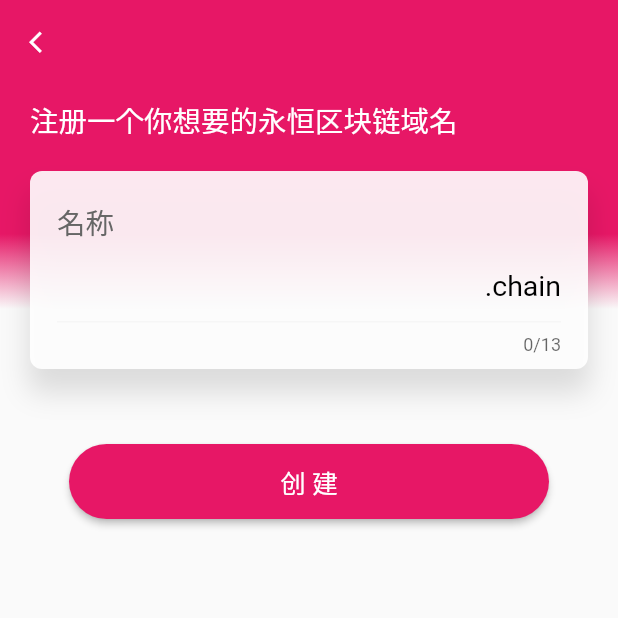
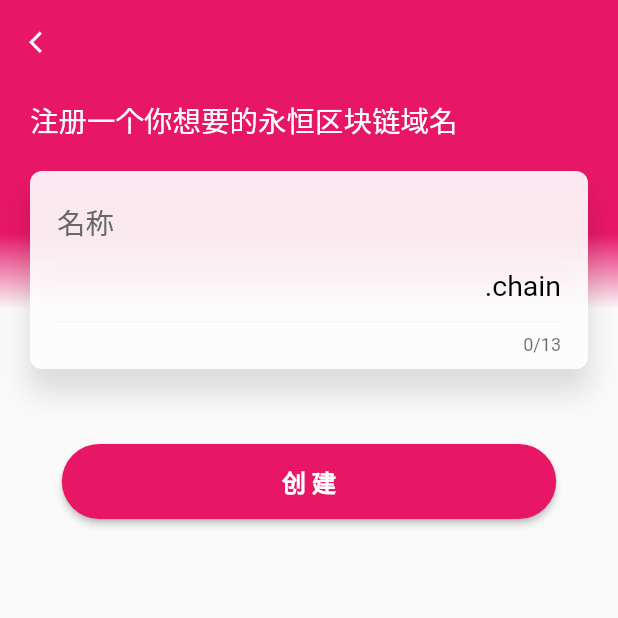
Before and after one commit to BoxWallet-app/box-wallet-app, a Flutter app: the AensPage screen opened by its route, after a tap on the "add" icon, on a phone screen of 412 x 824 dp, the top half of it. Run offline on Flutter 3.47's test engine with Material 2 defaults, Android fonts, the phone set to English and light mode, and no system bars; drawn by our look-alikes of argon_buttons_flutter; our stand-ins replace flutter_easyrefresh, flutter_spinkit; missing offline and left inert: flutter_color_plugin, underline_indicator.

Commit message:
add loading aens

```diff
--- a/lib/page/aens_list_page.dart
+++ b/lib/page/aens_list_page.dart
@@ -1,6 +1,11 @@
+import 'dart:async';
+
+import 'package:box/widget/loading_container.dart';
 import 'package:flutter/material.dart';
 import 'package:flutter/widgets.dart';
 import 'package:flutter_easyrefresh/easy_refresh.dart';
+import 'package:flutter_easyrefresh/material_footer.dart';
+import 'package:flutter_easyrefresh/material_header.dart';
 
 class AensListPage extends StatefulWidget {
   @override
@@ -8,17 +13,27 @@ class AensListPage extends StatefulWidget {
 }
 
 class _AensListPageState extends State<AensListPage> {
-
   // listview的控制器
   EasyRefreshController _controller = EasyRefreshController();
 
+  var _isLoading = true;
+
   @override
-  void initState() {
+  Future<void> initState() {
     super.initState();
 //    getData();
 
     _controller.callRefresh();
     _controller.callLoad();
+    netData();
+  }
+
+  Future<void> netData() async {
+    await Future.delayed(Duration(seconds: 3), () {
+      setState(() {
+        _isLoading = false;
+      });
+    });
   }
 
   @override
@@ -29,31 +44,36 @@ class _AensListPageState extends State<AensListPage> {
   @override
   Widget build(BuildContext context) {
     return new Scaffold(
-
-      body: EasyRefresh(
+        body: LoadingContainer(
+            child: EasyRefresh(
               onRefresh: _onRefresh,
               onLoad: _onLoad,
+              header: MaterialHeader(),
+              footer: MaterialFooter(),
               controller: _controller,
               child: ListView.builder(
                 itemBuilder: _renderRow,
                 itemCount: 20,
-
               ),
             ),
-    );
+            isLoading: _isLoading));
   }
 
   Widget _renderRow(BuildContext context, int index) {
 //    if (index < list.length) {
-      return  buildColumn(context);
+    return buildColumn(context, index);
   }
 
-
-  Column buildColumn(BuildContext context) {
+  Column buildColumn(BuildContext context, int position) {
     return Column(
       children: <Widget>[
-          Container(
+        Material(
           color: Colors.white,
+          child: InkWell(
+            onTap: () {
+              print("item 点击");
+            },
+            child: Container(
               padding: const EdgeInsets.all(18),
               child: Column(
                 children: <Widget>[
@@ -114,6 +134,8 @@ class _AensListPageState extends State<AensListPage> {
                 ],
               ),
             ),
+          ),
+        ),
         Container(
             margin: const EdgeInsets.only(left: 18),
             height: 1.0,
@@ -123,13 +145,10 @@ class _AensListPageState extends State<AensListPage> {
     );
   }
 
-
-
   Future<void> _onRefresh() async {
     await Future.delayed(Duration(seconds: 1), () {
       print('refresh');
-      setState(() {
-      });
+      setState(() {});
     });
   }
 
--- a/lib/page/aens_page.dart
+++ b/lib/page/aens_page.dart
@@ -2,6 +2,7 @@ import 'package:box/page/aens_register.dart';
 import 'package:flutter/cupertino.dart';
 import 'package:flutter/gestures.dart';
 import 'package:flutter/material.dart';
+import 'package:underline_indicator/underline_indicator.dart';
 
 import 'DropDownRefresh.dart';
 import 'aens_list_page.dart';
@@ -48,10 +49,15 @@ class _AensPageState extends State<AensPage> {
 
             bottom: TabBar(
               unselectedLabelColor: Colors.black54,
-              indicatorColor: Color(0xFFE71766),
               indicatorSize: TabBarIndicatorSize.label,
-              indicatorWeight: 2.0,
               dragStartBehavior: DragStartBehavior.down,
+              indicator: UnderlineIndicator(
+                  strokeCap: StrokeCap.round,
+                  borderSide: BorderSide(
+                    color: Color(0xFFE71766),
+                    width: 2,
+                  ),
+                  insets: EdgeInsets.only(bottom: 5)),
               tabs: <Widget>[
                 Tab(icon: Text("正在竞拍")),
                 Tab(icon: Text("顶级域名")),
--- a/lib/page/aens_register.dart
+++ b/lib/page/aens_register.dart
@@ -1,6 +1,8 @@
+import 'package:argon_buttons_flutter/argon_buttons_flutter.dart';
 import 'package:flutter/material.dart';
 import 'package:flutter/services.dart';
 import 'package:flutter/widgets.dart';
+import 'package:flutter_spinkit/flutter_spinkit.dart';
 
 class AensRegister extends StatefulWidget {
   @override
@@ -61,7 +63,7 @@ class _AensRegisterState extends State<AensRegister> {
                     children: <Widget>[
                       Container(
                         alignment: Alignment.topLeft,
-                        margin: const EdgeInsets.only(left: 20,top: 10),
+                        margin: const EdgeInsets.only(left: 20, top: 10),
                         child: Text(
                           "注册一个你想要的永恒区块链域名",
                           style: TextStyle(
@@ -159,19 +161,35 @@ class _AensRegisterState extends State<AensRegister> {
               ],
             ),
             Container(
-              margin: const EdgeInsets.only(
-                 top: 30),
-              child: MaterialButton(
+              margin: const EdgeInsets.only(top: 30),
+              child: ArgonButton(
+                height: 50,
+                roundLoadingShape: true,
+                width: MediaQuery.of(context).size.width * 0.8,
+                onTap: (startLoading, stopLoading, btnState) {
+                  if (btnState == ButtonState.Idle) {
+                    startLoading();
+                  } else {
+                    stopLoading();
+                  }
+                },
                 child: Text(
                   "创 建",
-                  style: new TextStyle(fontSize: 17, color: Colors.white),
+                  style: TextStyle(
+                      color: Colors.white,
+                      fontSize: 16,
+                      fontWeight: FontWeight.w700),
                 ),
+                loader: Container(
+                  padding: EdgeInsets.all(10),
+                  child: SpinKitRing(
+                    lineWidth: 4,
+                    color: Colors.white,
+                    // size: loaderWidth ,
+                  ),
+                ),
+                borderRadius: 30.0,
                 color: Color(0xFFE71766),
-                height: 50,
-                minWidth: 320,
-                shape: RoundedRectangleBorder(
-                    borderRadius: BorderRadius.all(Radius.circular(25))),
-                onPressed: () {},
               ),
             )
           ],
--- /dev/null
+++ b/lib/widget/loading_container.dart
@@ -0,0 +1,33 @@
+import 'package:flutter/material.dart';
+
+class LoadingContainer extends StatelessWidget {
+  final Widget child;
+  final bool isLoading;
+  final bool cover;
+
+  const LoadingContainer(
+      {Key key,
+      @required this.isLoading,
+      this.cover = false,
+      @required this.child})
+      : super(key: key);
+
+  @override
+  Widget build(BuildContext context) {
+    return !cover
+        ? !isLoading ? child : _loadingView
+        : Stack(
+            children: <Widget>[
+              child,
+              isLoading ? _loadingView : Container()],
+          );
+  }
+
+  Widget get _loadingView {
+    return Center(
+      child: CircularProgressIndicator(
+        valueColor: AlwaysStoppedAnimation(Color(0xFFE71766)),
+      ),
+    );
+  }
+}
--- a/pubspec.yaml
+++ b/pubspec.yaml
@@ -23,13 +23,17 @@ environment:
 dependencies:
   flutter:
     sdk: flutter
-
+  flutter_localizations:
+    sdk: flutter
 
   # The following adds the Cupertino Icons font to your application.
   # Use with the CupertinoIcons class for iOS style icons.
   cupertino_icons: ^0.1.3
   flutter_color_plugin: ^0.0.2
   flutter_easyrefresh: ^2.1.1
+  argon_buttons_flutter: 1.0.2
+  flutter_spinkit: ^4.1.2
+  underline_indicator: ^0.0.2
 
 dev_dependencies:
   flutter_test:
```
Also changed, not shown: lib/main.dart (+13 -0 lines), lib/page/aens_my_page.dart (+9 -3 lines), lib/page/main_page.dart (+66 -3 lines), pubspec.lock. Lines whose indentation alone changed are shown as unchanged.
